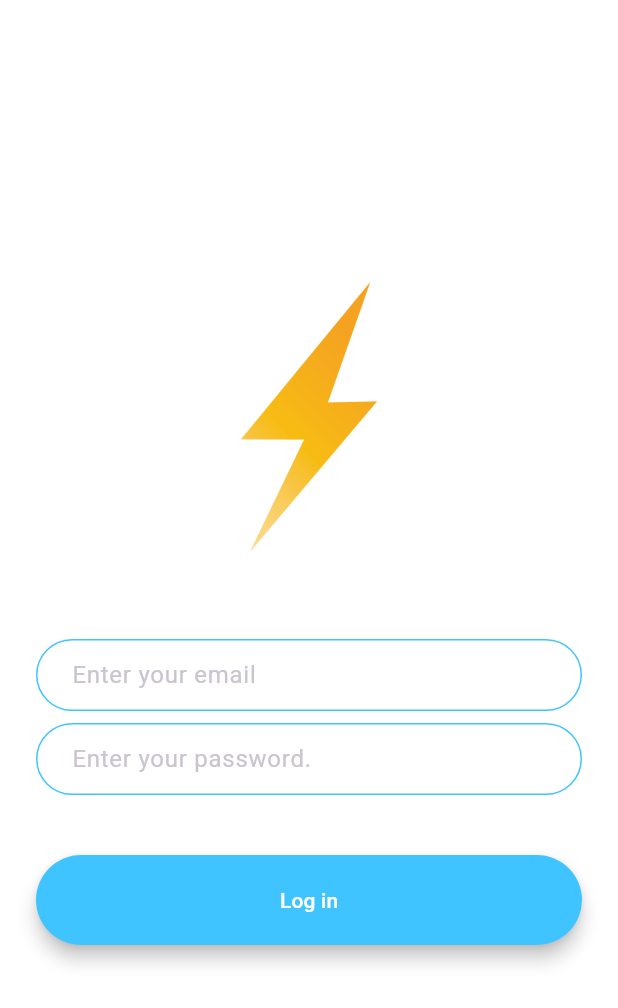
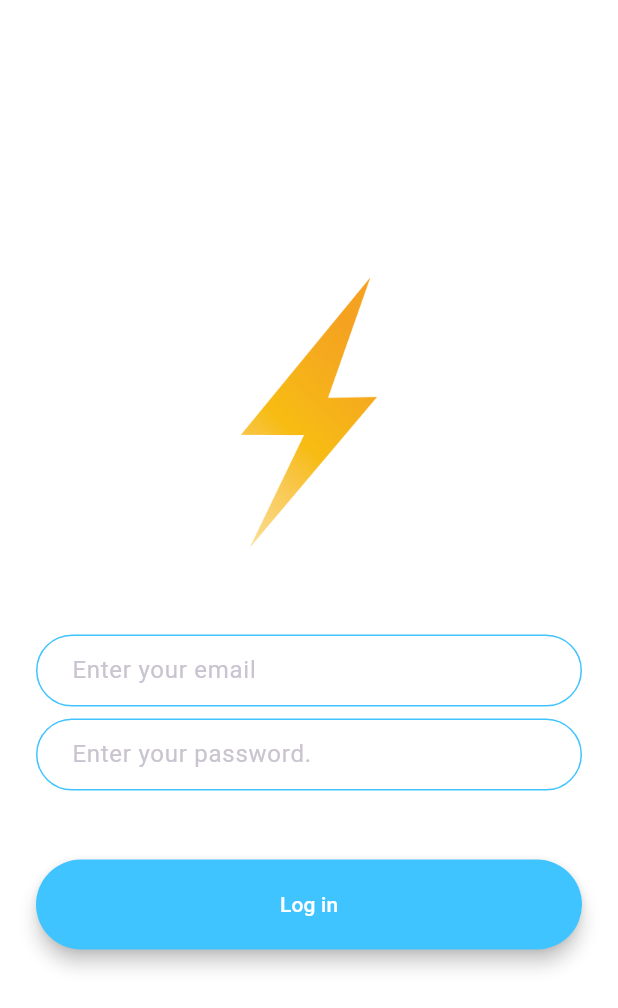
Before and after one commit to chima6985/flash_chat, a Flutter app: the LoginScreen screen opened by its route, on a phone screen of 412 x 824 dp. Shown: the top 1008 px of the screen. Run offline on Flutter 3.47's test engine with Material 3 defaults, Android fonts, the phone set to English and light mode, and no system bars; our stand-ins replace animated_text_kit.

Commit message:
login padding  added

```diff
--- a/lib/screens/login_screen.dart
+++ b/lib/screens/login_screen.dart
@@ -84,7 +84,7 @@ class _LoginScreenState extends State<LoginScreen> {
               ),
             ),
             const SizedBox(
-              height: 24.0,
+              height: 30.0,
             ),
             RoundedButton(
                 onPressed: () {},
```
